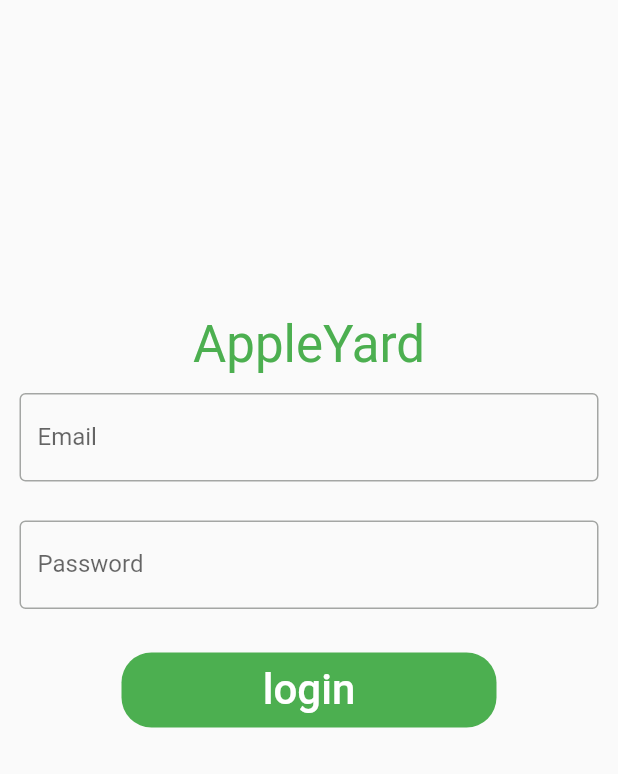
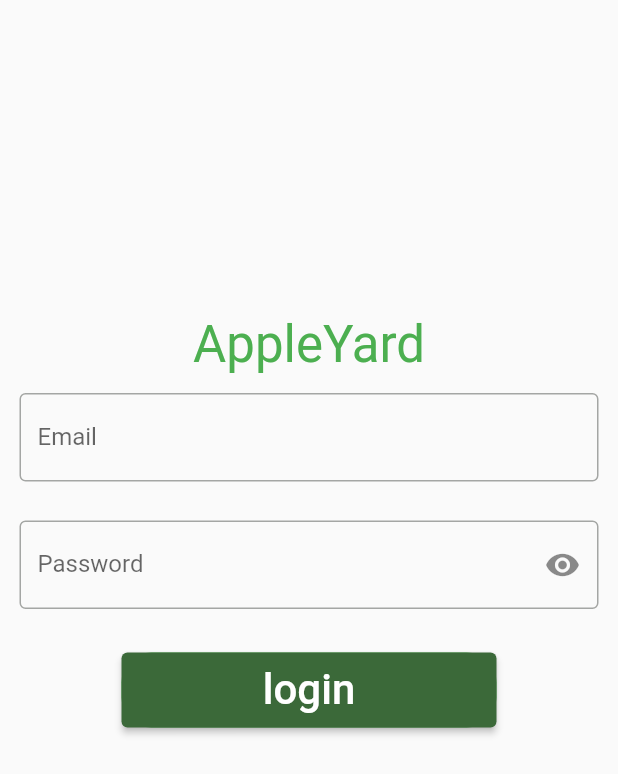
Before and after one commit to Remoc-Revo/appleYard, a Flutter app: the screen it shows after launch, on a phone screen of 412 x 824 dp. Shown: the top 774 px of the screen. Run offline on Flutter 3.47's test engine with Material 2 defaults, Android fonts, the phone set to English and light mode, and no system bars; our stand-ins replace geolocator, get_storage.

```diff
--- a/client/lib/login.dart
+++ b/client/lib/login.dart
@@ -23,6 +23,8 @@ class LoginPageState extends State<LoginPage> {
   late String _email, _password;
 
   String errorMessage = "";
+  bool _obscurePassword = true;
+  bool _isLoading = false;
 
   @override
   Widget build(BuildContext Context) {
@@ -46,7 +48,7 @@ class LoginPageState extends State<LoginPage> {
               padding: const EdgeInsets.all(13.0),
               child: TextField(
                   keyboardType: TextInputType.emailAddress,
-                  decoration: const InputDecoration(
+                  decoration: InputDecoration(
                     border: OutlineInputBorder(),
                     labelText: 'Email',
                     hintText: 'Enter  valid email',
@@ -58,13 +60,24 @@ class LoginPageState extends State<LoginPage> {
             Padding(
               padding: const EdgeInsets.all(13.0),
               child: TextField(
-                obscureText: true,
+                obscureText: _obscurePassword,
                 keyboardType: TextInputType.text,
-                decoration: const InputDecoration(
+                decoration: InputDecoration(
                     border: OutlineInputBorder(),
                     labelText: 'Password',
                     hintText: 'Enter your secure Password',
+                    suffixIcon: GestureDetector(
+                      onTap: () {
+                        setState(() {
+                          _obscurePassword = !_obscurePassword;
+                        });
+                      },
+                      child: Icon(
+                        _obscurePassword
+                            ? Icons.visibility
+                            : Icons.visibility_off,
                       ),
+                    )),
                 onChanged: (val) {
                   _password = val;
                 },
@@ -90,8 +103,11 @@ class LoginPageState extends State<LoginPage> {
                   color: Colors.green,
                   borderRadius: BorderRadius.circular(20),
                 ),
-                child: TextButton(
+                child: ElevatedButton(
                   onPressed: () {
+                    setState(() {
+                      _isLoading = true;
+                    });
                     // Navigator.pushNamed(context, "/home");
                     Provider.of<AuthProvider>(context, listen: false)
                         .signinUser(_email, _password)
@@ -100,6 +116,7 @@ class LoginPageState extends State<LoginPage> {
                         Navigator.pushNamed(context, "/home");
                       } else {
                         setState(() {
+                          _isLoading = false;
                           errorMessage = AuthProvider.errorMessage;
                         });
                       }
@@ -108,7 +125,12 @@ class LoginPageState extends State<LoginPage> {
                     print("signinAuth:${AuthProvider.signin_authMessage}");
                     //if the server authenticates the login, redirect to the main page
                   },
-                  child: const Text('login',
+                  child: _isLoading
+                      ? const CircularProgressIndicator(
+                          valueColor:
+                              AlwaysStoppedAnimation<Color>(Colors.white),
+                        )
+                      : const Text('login',
                           style: TextStyle(
                             color: Colors.white,
                             fontSize: 28,
```
Also changed, not shown: client/lib/home.dart (+7 -12 lines). Lines whose indentation alone changed are shown as unchanged.
